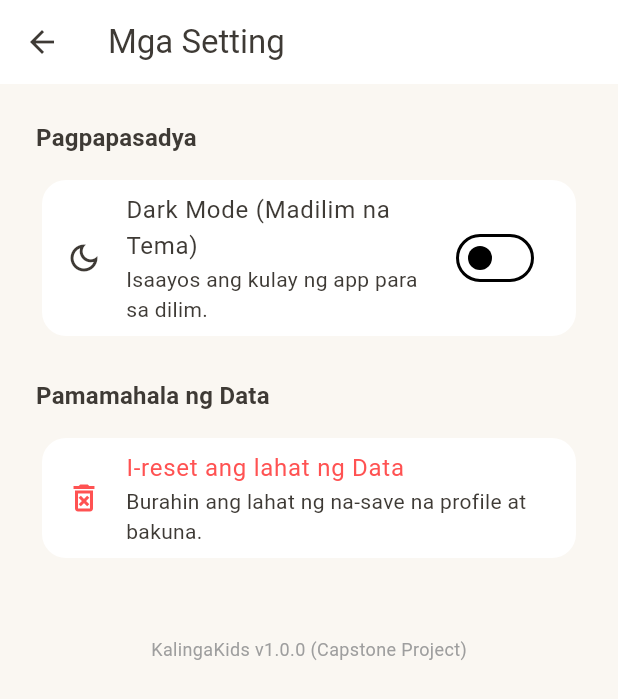
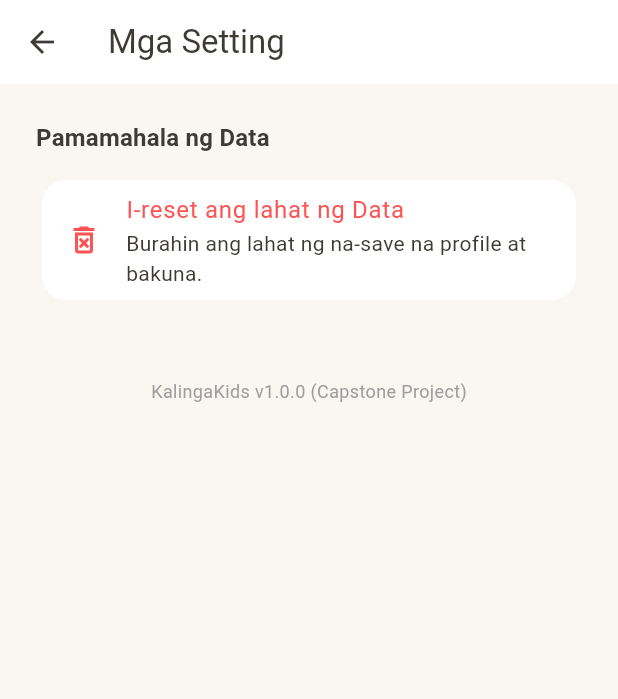
Before and after one commit to cassandramercado45/KalingaKids, a Flutter app: the SettingsScreen screen opened by its route, on a phone screen of 412 x 824 dp. Shown: the top 699 px of the screen. Run offline on Flutter 3.47's test engine with Material 3 defaults, Android fonts, the light colour scheme and no system bars; our stand-ins replace shared_preferences; accounts and stored records are empty.

Commit message:
Forced light themeMode and removed dark mode settings switch

```diff
--- a/lib/main.dart
+++ b/lib/main.dart
@@ -41,7 +41,7 @@ class KalingaKidsApp extends StatelessWidget {
       debugShowCheckedModeBanner: false,
       theme: AppTheme.lightTheme,
       darkTheme: AppTheme.darkTheme,
-      themeMode: appState.isDarkMode ? ThemeMode.dark : ThemeMode.light,
+      themeMode: ThemeMode.light,
       home: !appState.isInitialized
           ? const Scaffold(
               body: Center(child: CircularProgressIndicator()),
--- a/lib/screens/settings_screen.dart
+++ b/lib/screens/settings_screen.dart
@@ -17,25 +17,6 @@ class SettingsScreen extends StatelessWidget {
       body: ListView(
         padding: const EdgeInsets.all(24.0),
         children: [
-          Text(
-            'Pagpapasadya',
-            style: theme.textTheme.titleMedium?.copyWith(fontWeight: FontWeight.bold),
-          ),
-          const SizedBox(height: 12),
-          Card(
-            shape: RoundedRectangleBorder(borderRadius: BorderRadius.circular(16)),
-            child: SwitchListTile(
-              secondary: const Icon(Icons.dark_mode_outlined),
-              title: const Text('Dark Mode (Madilim na Tema)'),
-              subtitle: const Text('Isaayos ang kulay ng app para sa dilim.'),
-              value: appState.isDarkMode,
-              onChanged: (bool value) {
-                appState.toggleTheme(value);
-              },
-            ),
-          ),
-
-          const SizedBox(height: 24),
 
           Text(
             'Pamamahala ng Data',
```
